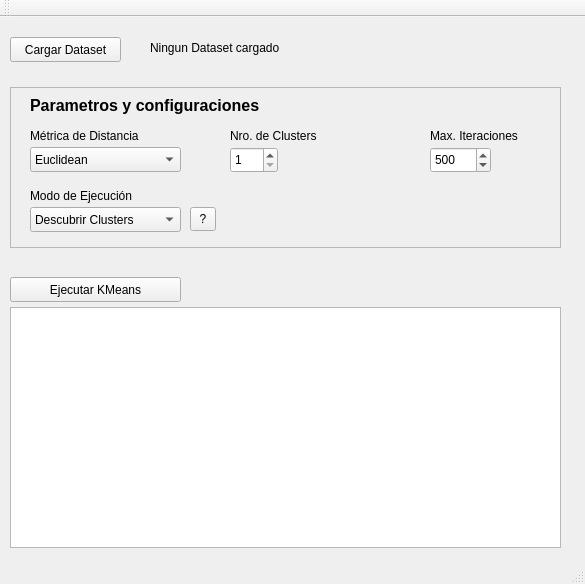
This is mainwindow.ui in alfonsoromanz/KMeansTool as Qt 5 draws it before an edit. The edited form follows.
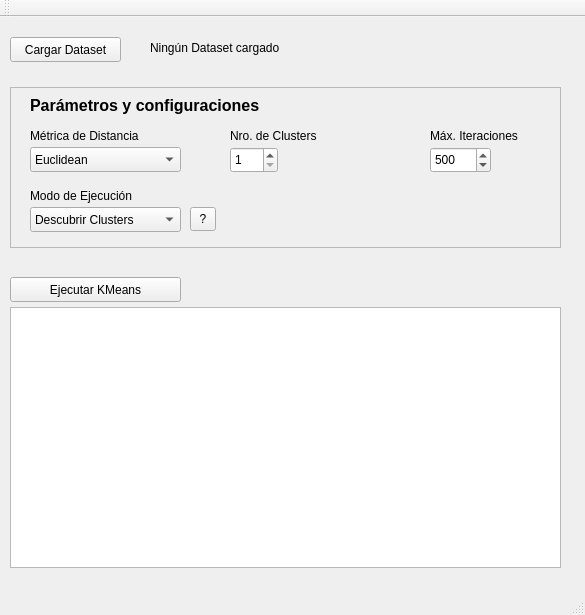
This is the edited form.

Commit message: Support for normal distribution in dataset Gerenator. Minor UI advances

The edit to the form file:
```diff
--- a/mainwindow.ui
+++ b/mainwindow.ui
@@ -7,7 +7,7 @@
     <x>0</x>
     <y>0</y>
     <width>585</width>
-    <height>584</height>
+    <height>615</height>
    </rect>
   </property>
   <property name="windowTitle">
@@ -20,7 +20,7 @@
       <x>10</x>
       <y>290</y>
       <width>551</width>
-      <height>241</height>
+      <height>261</height>
      </rect>
     </property>
    </widget>
@@ -81,7 +81,7 @@
       </rect>
      </property>
      <property name="text">
-      <string>Max. Iteraciones</string>
+      <string>Máx. Iteraciones</string>
      </property>
     </widget>
     <widget class="QComboBox" name="modeBox">
@@ -217,7 +217,7 @@
       </font>
      </property>
      <property name="text">
-      <string>Parametros y configuraciones</string>
+      <string>Parámetros y configuraciones</string>
      </property>
     </widget>
    </widget>
@@ -244,7 +244,7 @@
      </rect>
     </property>
     <property name="text">
-     <string>Ningun Dataset cargado</string>
+     <string>Ningún Dataset cargado</string>
     </property>
    </widget>
   </widget>
```
The commit also changes 6 other files.
